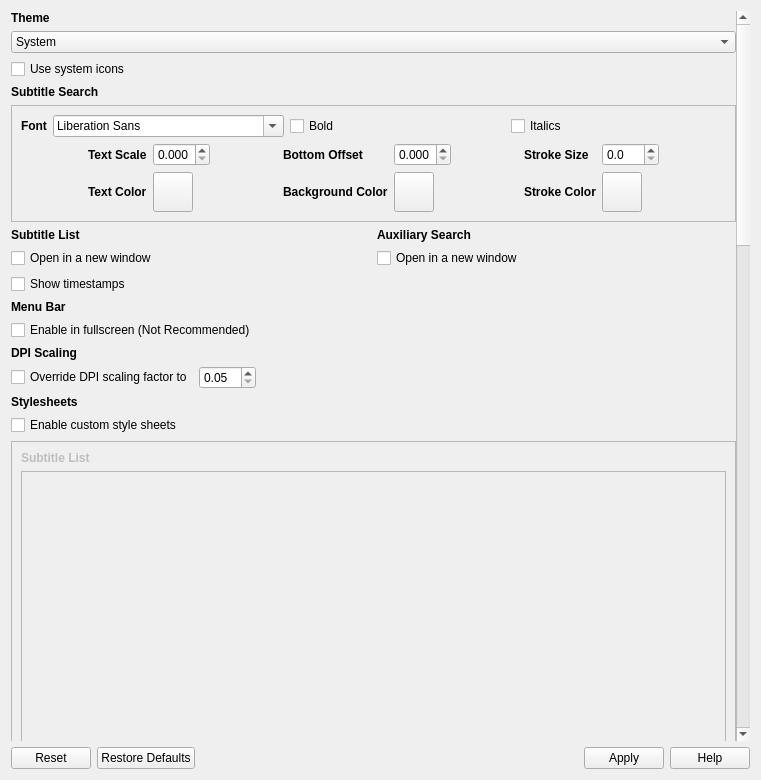
This is src/gui/widgets/settings/interfacesettings.ui in ripose-jp/Memento as Qt 5 draws it before an edit. The edited form follows.
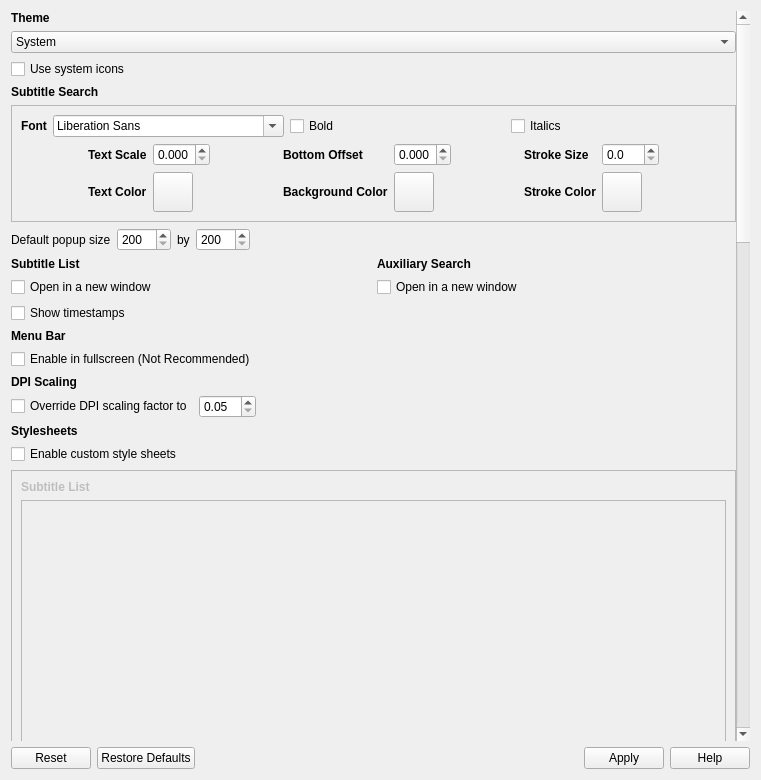
This is the edited form.

Commit message:
src/gui/widgets/interfacesettings: add options to resize popup
Add ability to set the dimensions of the subtitle search popup. Add two
new settings to interface settings representing the width and height.

Closes #258

What changed in the file:
```diff
--- a/src/gui/widgets/settings/interfacesettings.ui
+++ b/src/gui/widgets/settings/interfacesettings.ui
@@ -28,7 +28,7 @@
         <x>0</x>
         <y>0</y>
         <width>729</width>
-        <height>2402</height>
+        <height>2437</height>
        </rect>
       </property>
       <layout class="QVBoxLayout" name="verticalLayout_2">
@@ -368,6 +368,63 @@
          </layout>
         </widget>
        </item>
+       <item>
+        <layout class="QHBoxLayout" name="layoutPopupSize">
+         <item>
+          <widget class="QLabel" name="labelPopupSize">
+           <property name="text">
+            <string>Default popup size</string>
+           </property>
+          </widget>
+         </item>
+         <item>
+          <widget class="QSpinBox" name="spinWidth">
+           <property name="toolTip">
+            <string>Width</string>
+           </property>
+           <property name="minimum">
+            <number>200</number>
+           </property>
+           <property name="maximum">
+            <number>9999</number>
+           </property>
+          </widget>
+         </item>
+         <item>
+          <widget class="QLabel" name="labelPopupSizeBy">
+           <property name="text">
+            <string>by</string>
+           </property>
+          </widget>
+         </item>
+         <item>
+          <widget class="QSpinBox" name="spinHeight">
+           <property name="toolTip">
+            <string>Height</string>
+           </property>
+           <property name="minimum">
+            <number>200</number>
+           </property>
+           <property name="maximum">
+            <number>9999</number>
+           </property>
+          </widget>
+         </item>
+         <item>
+          <spacer name="spacerPopupSize">
+           <property name="orientation">
+            <enum>Qt::Orientation::Horizontal</enum>
+           </property>
+           <property name="sizeHint" stdset="0">
+            <size>
+             <width>40</width>
+             <height>20</height>
+            </size>
+           </property>
+          </spacer>
+         </item>
+        </layout>
+       </item>
        <item>
         <layout class="QGridLayout" name="layoutSubSearch">
          <item row="0" column="1">
@@ -478,7 +535,7 @@
           </item>
           <item>
            <layout class="QHBoxLayout" name="layoutDpiScaleOverride">
-            <item alignment="">
+            <item>
              <widget class="QCheckBox" name="checkDpiScaleOverride">
               <property name="toolTip">
                <string>When using fractional DPI scaling on Wayland, set this value to your DPI scale</string>
@@ -488,7 +545,7 @@
               </property>
              </widget>
             </item>
-            <item alignment="">
+            <item>
              <widget class="QDoubleSpinBox" name="spinDpiScaleFactor">
               <property name="minimum">
                <double>0.050000000000000</double>
```
Left out of the diff: 12 changed lines with no effect on the pictures. The commit also changes 3 other files.
